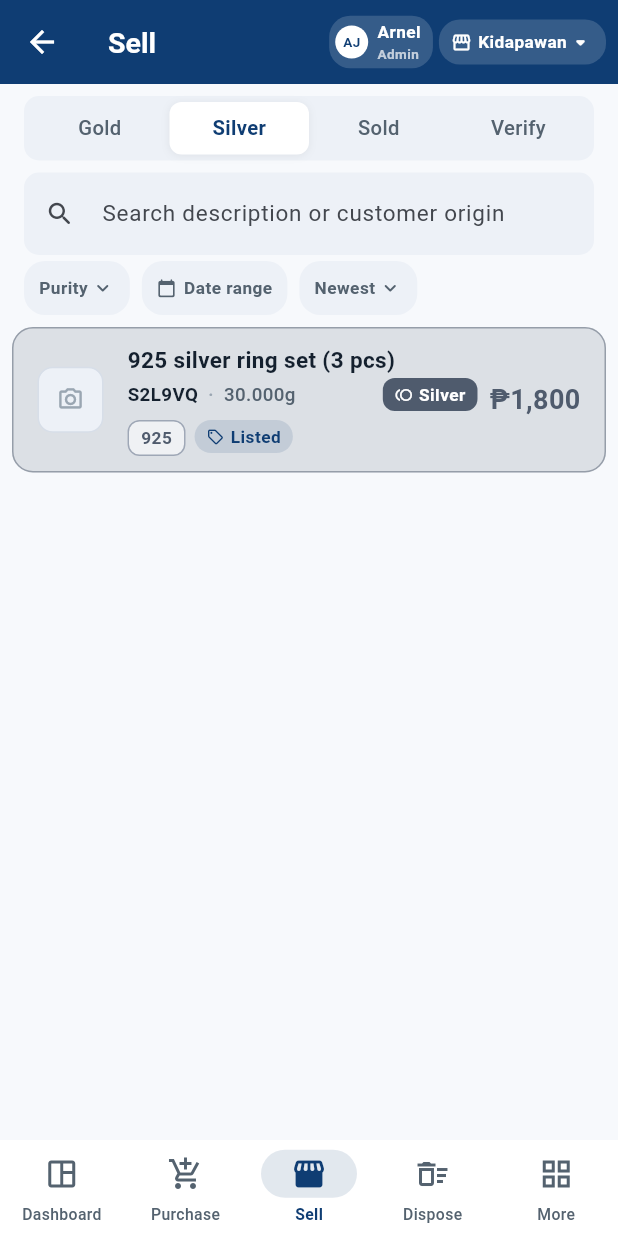
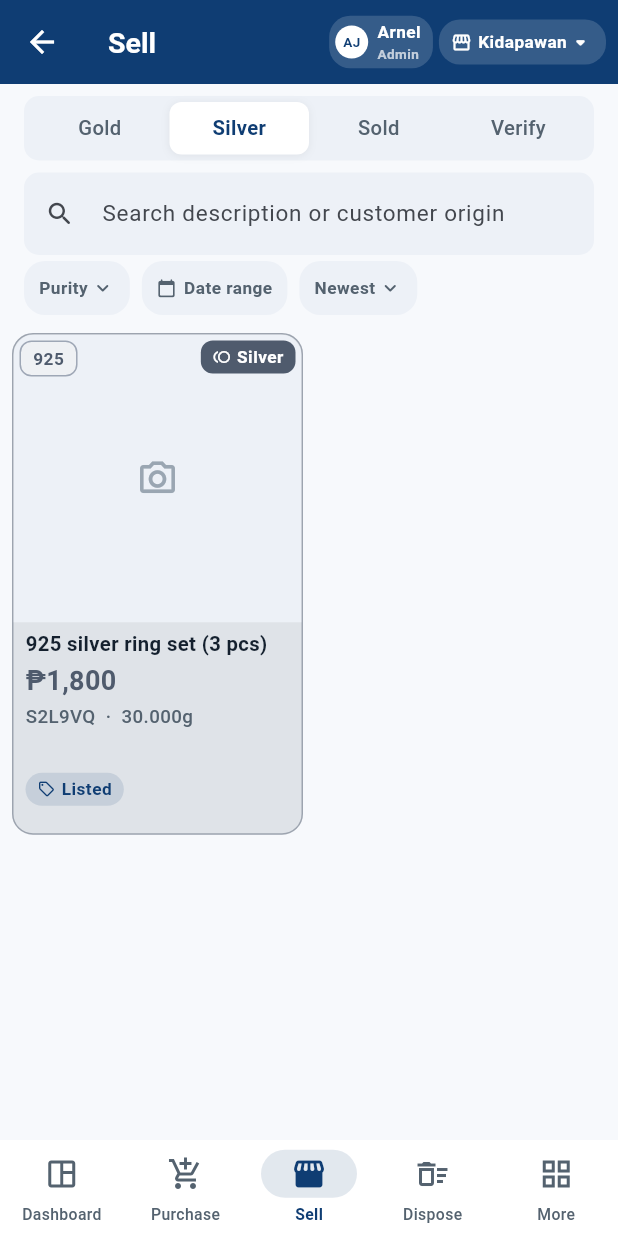
Before and after one commit to 0jieE/aj_jeweller, a Flutter app: the AppShell screen opened directly, after a tap on "New Sale", after a tap on "Silver", on a phone screen of 412 x 824 dp. Run offline on Flutter 3.47's test engine with Material 3 defaults, Android fonts, the phone set to English and light mode, and no system bars; our stand-ins replace firebase_core, firebase_messaging, flutter_local_notifications, flutter_secure_storage, image_picker, pdf and 3 more; missing offline and left inert: dart:js_interop; accounts and stored records are empty; network calls fail; statements that could not run were skipped.

Commit message:
Stock reads as a catalogue, not a list
A row of text per piece works on a phone because only one fits at a time. On
a monitor it was a column of words with a stripe of colour down the side —
the least useful way to look at gold. Purchases, Sell and Dispose now lay
stock out as cards: the photograph first, then what it is and what it is
worth, with the karat and type on the picture the way a tag sits on the
piece itself.

The card's width is what is fixed rather than the number of columns, so a
phone shows two across and a wide window shows six, and both read the same.
Short queues that are worked through rather than browsed — the Dashboard's
"Needs Your Action" — stay as rows, because that is a to-do list.

The widget test earned its keep twice here: it caught the card overflowing
its height before any of this was looked at, and then a badge overflowing its
width once the height was fixed. The partition marker moved onto the
photograph, where there is room for it.

Co-Authored-By: Claude Opus 5 <noreply@anthropic.com>

```diff
--- /dev/null
+++ b/mobile/lib/core/widgets/inventory_item_card.dart
@@ -0,0 +1,229 @@
+import 'package:flutter/material.dart';
+
+import '../models/item.dart';
+import '../theme/app_colors.dart';
+import '../theme/app_spacing.dart';
+import '../theme/app_text_styles.dart';
+import 'formatters.dart';
+import 'status_badges.dart';
+
+/// One piece of stock, as a card: the photograph first, then what it is and
+/// what it is worth.
+///
+/// Stock is looked at, not read. A row works on a phone because there is only
+/// room for one at a time, but a shelf of gold in a wide window wants to be
+/// seen the way the counter sees it — pictures side by side, the way any shop
+/// catalogue is laid out. The same card serves both; only how many fit across
+/// changes.
+class InventoryItemCard extends StatelessWidget {
+  final Item item;
+  final VoidCallback? onTap;
+  final bool showVerification;
+
+  const InventoryItemCard({
+    super.key,
+    required this.item,
+    this.onTap,
+    this.showVerification = false,
+  });
+
+  @override
+  Widget build(BuildContext context) {
+    final sc = context.semanticColors;
+    final isParentLot = item.hasPartitions;
+    // A lot with nothing left recedes rather than competing with live stock.
+    final muted = item.isExhausted;
+
+    // Goods and scrap leave the shop by different routes, so the card is
+    // tinted rather than only tagged: green for stock to be resold, red for
+    // material headed to the melt, slate for silver.
+    final (tint, edge) = switch (item.type) {
+      ItemType.goods => (sc.buyGreen.withValues(alpha: 0.14), sc.buyGreen.withValues(alpha: 0.42)),
+      ItemType.scrap => (sc.danger.withValues(alpha: 0.11), sc.danger.withValues(alpha: 0.38)),
+      ItemType.silver => (
+          AppColors.silverDark.withValues(alpha: 0.14),
+          AppColors.silverDark.withValues(alpha: 0.46),
+        ),
+    };
+    final radius = BorderRadius.circular(AppSpacing.cardRadius);
+
+    return Opacity(
+      opacity: muted ? 0.55 : 1,
+      child: Ink(
+        decoration: BoxDecoration(color: tint, borderRadius: radius, border: Border.all(color: edge)),
+        child: InkWell(
+          onTap: onTap,
+          borderRadius: radius,
+          child: Column(
+            crossAxisAlignment: CrossAxisAlignment.stretch,
+            children: [
+              _Photo(item: item, radius: radius, showVerification: showVerification),
+              // Whatever height is left after the photograph, and no more:
+              // the description gives way before the price does.
+              Expanded(
+                child: Padding(
+                  padding: const EdgeInsets.fromLTRB(AppSpacing.sm, 6, AppSpacing.sm, 6),
+                  child: Column(
+                    crossAxisAlignment: CrossAxisAlignment.start,
+                    mainAxisSize: MainAxisSize.min,
+                    children: [
+                      Flexible(
+                        child: Text(
+                          item.description,
+                          maxLines: 2,
+                          overflow: TextOverflow.ellipsis,
+                          style: AppTextStyles.bodyMedium.copyWith(
+                            color: AppColors.textPrimary,
+                            fontWeight: FontWeight.w600,
+                            height: 1.2,
+                          ),
+                        ),
+                      ),
+                      const SizedBox(height: 4),
+                      // The money is what the eye goes to on a shelf.
+                      Text(
+                        AppFormat.peso(
+                          isParentLot ? item.effectiveRemainingAmountCentavos : item.capitalAmountCentavos,
+                          whole: true,
+                        ),
+                        maxLines: 1,
+                        overflow: TextOverflow.ellipsis,
+                        style: AppTextStyles.numericMedium.copyWith(
+                          color: item.type.isSilver ? AppColors.silverDark : sc.gold,
+                        ),
+                      ),
+                      const SizedBox(height: 2),
+                      Text(
+                        '${item.id}  ·  ${AppFormat.grams(isParentLot ? item.effectiveRemainingGrams : item.weightGrams)}'
+                        '${isParentLot ? ' of ${AppFormat.grams(item.effectiveOriginalGrams)}' : ''}',
+                        maxLines: 1,
+                        overflow: TextOverflow.ellipsis,
+                        style: AppTextStyles.numericSmall.copyWith(color: AppColors.textSecondary),
+                      ),
+                      const Spacer(),
+                      // Status last, small: it qualifies the piece rather
+                      // than announcing it. Only one badge — a card is too
+                      // narrow for a row of them, and the rest are on the
+                      // photograph above.
+                      Align(
+                        alignment: Alignment.centerLeft,
+                        child: ItemStatusBadge(status: item.itemStatus, compact: true),
+                      ),
+                    ],
+                  ),
+                ),
+              ),
+            ],
+          ),
+        ),
+      ),
+    );
+  }
+}
+
+/// The photograph, square, with the karat on it the way a price tag sits on
+/// the piece itself.
+class _Photo extends StatelessWidget {
+  final Item item;
+  final BorderRadius radius;
+  final bool showVerification;
+
+  const _Photo({required this.item, required this.radius, required this.showVerification});
+
+  @override
+  Widget build(BuildContext context) {
+    return AspectRatio(
+      aspectRatio: 1,
+      child: Stack(
+        fit: StackFit.expand,
+        children: [
+          ClipRRect(
+            borderRadius: BorderRadius.only(topLeft: radius.topLeft, topRight: radius.topRight),
+            child: item.hasPhoto
+                ? Image.memory(item.photo!, fit: BoxFit.cover)
+                : Container(
+                    color: AppColors.surfaceDim,
+                    alignment: Alignment.center,
+                    child: const Icon(Icons.photo_camera_outlined, size: 28, color: AppColors.textDisabled),
+                  ),
+          ),
+          Positioned(
+            top: AppSpacing.xs,
+            left: AppSpacing.xs,
+            child: KaratBadge(karat: item.karat),
+          ),
+          Positioned(
+            top: AppSpacing.xs,
+            right: AppSpacing.xs,
+            child: ItemTypeBadge(type: item.type),
+          ),
+          if (showVerification)
+            Positioned(
+              bottom: AppSpacing.xs,
+              left: AppSpacing.xs,
+              child: VerificationStatusBadge(status: item.verificationStatus),
+            ),
+          // A split lot, or a piece drawn out of one — a structural fact, so
+          // it sits on the piece rather than among the words below.
+          if (item.hasPartitions || item.isPartitioned)
+            Positioned(
+              bottom: AppSpacing.xs,
+              right: AppSpacing.xs,
+              child: PartitionBadge(isChild: item.isPartitioned),
+            ),
+        ],
+      ),
+    );
+  }
+}
+
+/// Stock laid out as cards: two across a phone, as many as fit on a desktop.
+///
+/// The card's width is what is fixed, not the number of columns — so the same
+/// list reads the same whether it is a phone in the shop or a monitor in the
+/// back office, with more of it visible at once.
+class InventoryGrid extends StatelessWidget {
+  final List<Item> items;
+  final void Function(Item item)? onTap;
+  final bool showVerification;
+  final EdgeInsetsGeometry padding;
+
+  const InventoryGrid({
+    super.key,
+    required this.items,
+    this.onTap,
+    this.showVerification = false,
+    this.padding = const EdgeInsets.fromLTRB(
+      AppSpacing.sm,
+      AppSpacing.sm,
+      AppSpacing.sm,
+      AppSpacing.xxl,
+    ),
+  });
+
+  @override
+  Widget build(BuildContext context) {
+    return GridView.builder(
+      padding: padding,
+      gridDelegate: const SliverGridDelegateWithMaxCrossAxisExtent(
+        // A phone fits two; a wide window keeps the same card and simply
+        // shows more of them.
+        maxCrossAxisExtent: 220,
+        mainAxisSpacing: AppSpacing.sm,
+        crossAxisSpacing: AppSpacing.sm,
+        // The square photograph, plus room for two lines of description, the
+        // amount, the figures and a badge.
+        childAspectRatio: 0.58,
+      ),
+      itemCount: items.length,
+      itemBuilder: (context, i) {
+        final item = items[i];
+        return InventoryItemCard(
+          item: item,
+          showVerification: showVerification,
+          onTap: onTap == null ? null : () => onTap!(item),
+        );
+      },
+    );
+  }
+}
--- a/mobile/lib/features/purchase/purchase_list_screen.dart
+++ b/mobile/lib/features/purchase/purchase_list_screen.dart
@@ -12,9 +12,9 @@ import '../../core/widgets/date_range_chip.dart';
 import '../../core/widgets/empty_state.dart';
 import '../../core/widgets/filter_menu_chip.dart';
 import '../../core/widgets/formatters.dart';
-import '../../core/widgets/inventory_item_tile.dart';
 import '../../core/widgets/search_field.dart';
 import 'lot_detail_screen.dart';
+import '../../core/widgets/inventory_item_card.dart';
 
 /// Every encoded purchase for the current branch view, most recent first,
 /// with type / verification / date-range filters. Browsable by any role —
@@ -107,22 +107,12 @@ class _PurchaseListScreenState extends State<PurchaseListScreen> {
                   icon: Icons.inventory_2_outlined,
                   title: 'No purchases match this search or filters',
                 )
-              : ListView.separated(
-                  padding: const EdgeInsets.symmetric(vertical: AppSpacing.xs),
-                  itemCount: items.length,
-                  separatorBuilder: (_, _) => const SizedBox.shrink(),
-                  itemBuilder: (context, i) {
-                    final item = items[i];
-                    return InventoryItemTile(
-                      item: item,
-                      showVerification: true,
-                      onTap: () {
-                        Navigator.of(context).push(
-                          MaterialPageRoute(builder: (_) => LotDetailScreen(itemId: item.id)),
-                        );
-                      },
-                    );
-                  },
+              : InventoryGrid(
+                  items: items,
+                  showVerification: true,
+                  onTap: (item) => Navigator.of(context).push(
+                    MaterialPageRoute(builder: (_) => LotDetailScreen(itemId: item.id)),
+                  ),
                 ),
         ),
       ],
--- a/mobile/lib/features/scrap/scrap_inventory_screen.dart
+++ b/mobile/lib/features/scrap/scrap_inventory_screen.dart
@@ -9,9 +9,9 @@ import '../../core/theme/app_text_styles.dart';
 import '../../core/widgets/date_range_chip.dart';
 import '../../core/widgets/empty_state.dart';
 import '../../core/widgets/formatters.dart';
-import '../../core/widgets/inventory_item_tile.dart';
 import '../../core/widgets/search_field.dart';
 import '../purchase/lot_detail_screen.dart';
+import '../../core/widgets/inventory_item_card.dart';
 
 /// Every scrap record for the current branch view — bulk lots and the
 /// partitions drawn out of them, still waiting or already disposed.
@@ -108,20 +108,12 @@ class _ScrapInventoryScreenState extends State<ScrapInventoryScreen> {
                           : 'Verified scrap purchases will accumulate here until a batch is run.')
                       : null,
                 )
-              : ListView.separated(
-                  padding: const EdgeInsets.only(bottom: AppSpacing.xxl),
-                  itemCount: scrap.length,
-                  separatorBuilder: (_, _) => const SizedBox.shrink(),
-                  itemBuilder: (context, i) {
-                    final item = scrap[i];
-                    return InventoryItemTile(
-                      item: item,
-                      showVerification: true,
-                      onTap: () => Navigator.of(context).push(
-                        MaterialPageRoute(builder: (_) => LotDetailScreen(itemId: item.id)),
-                      ),
-                    );
-                  },
+              : InventoryGrid(
+                  items: scrap,
+                  showVerification: true,
+                  onTap: (item) => Navigator.of(context).push(
+                    MaterialPageRoute(builder: (_) => LotDetailScreen(itemId: item.id)),
+                  ),
                 ),
         ),
       ],
--- a/mobile/lib/features/sell/browse_goods_screen.dart
+++ b/mobile/lib/features/sell/browse_goods_screen.dart
@@ -10,9 +10,9 @@ import '../../core/widgets/date_range_chip.dart';
 import '../../core/widgets/empty_state.dart';
 import '../../core/widgets/filter_menu_chip.dart';
 import '../../core/widgets/formatters.dart';
-import '../../core/widgets/inventory_item_tile.dart';
 import 'add_to_order_screen.dart';
 import 'returned_sales_list_screen.dart';
+import '../../core/widgets/inventory_item_card.dart';
 
 enum _SortBy { newest, weightAsc, weightDesc, priceAsc, priceDesc }
 
@@ -166,21 +166,13 @@ class _BrowseGoodsScreenState extends State<BrowseGoodsScreen> {
                   title: widget.silver ? 'No silver available to sell' : 'No sellable goods match',
                   message: 'Try clearing filters, or check the Purchase tab for inventory awaiting verification.',
                 )
-              : ListView.separated(
-                  padding: const EdgeInsets.only(bottom: AppSpacing.xxl),
-                  itemCount: goods.length,
-                  separatorBuilder: (_, _) => const Divider(height: 1),
-                  itemBuilder: (context, i) {
-                    final item = goods[i];
-                    return InventoryItemTile(
-                      item: item,
-                      onTap: role.canMakeSales
-                          ? () => Navigator.of(context).push(
-                                MaterialPageRoute(builder: (_) => AddToOrderScreen(itemId: item.id)),
-                              )
-                          : null,
-                    );
-                  },
+              : InventoryGrid(
+                  items: goods,
+                  onTap: role.canMakeSales
+                      ? (item) => Navigator.of(context).push(
+                            MaterialPageRoute(builder: (_) => AddToOrderScreen(itemId: item.id)),
+                          )
+                      : null,
                 ),
         ),
       ],
```
Also changed, not shown: 1 other file.
